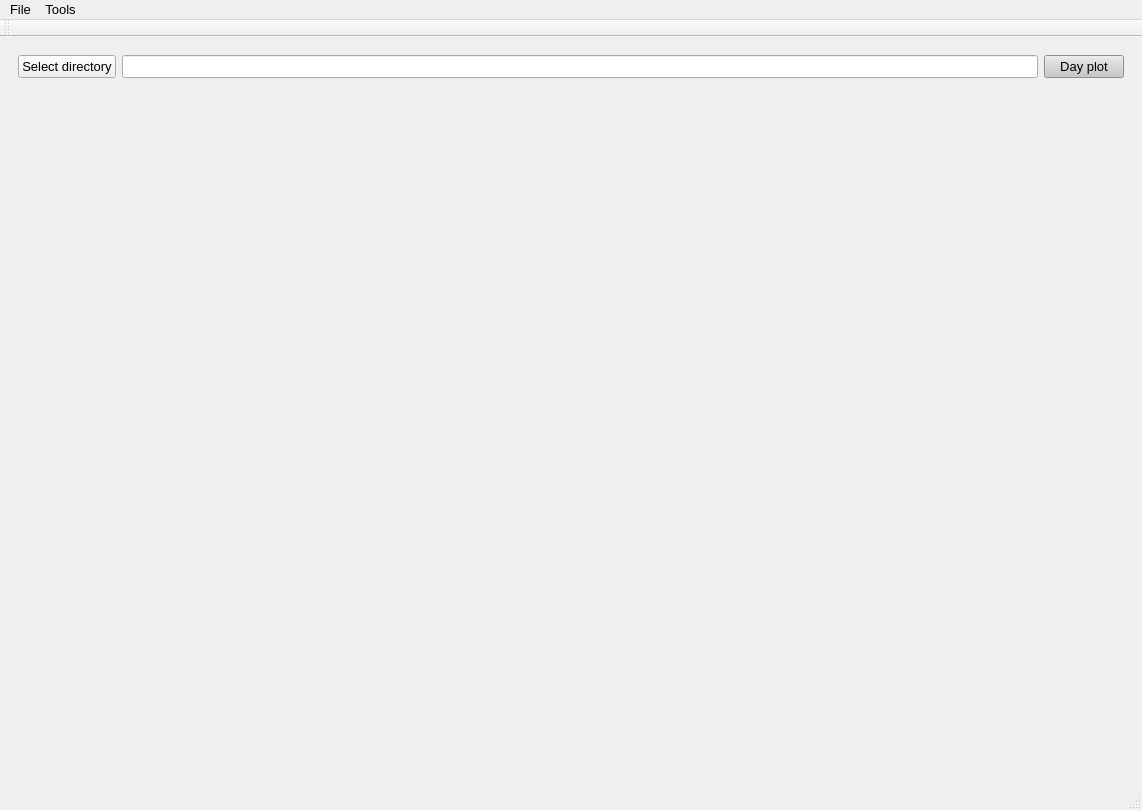
Above: isp/resources/designer_uis/TimeFrequencyFrame.ui from ProjectISP/ISP before the change. Below: the same form after it.
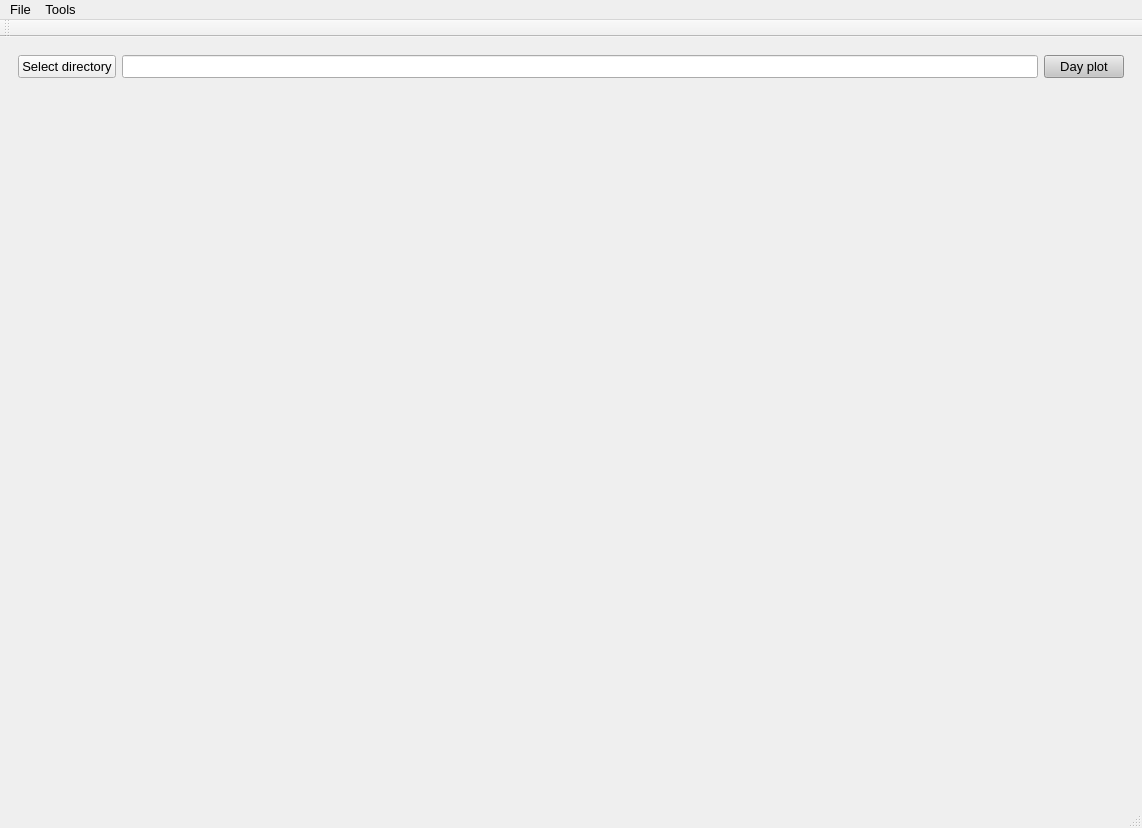
That is the form after the change. Icons and pictures are not drawn.

The edit to the form file:
```diff
--- a/isp/resources/designer_uis/TimeFrequencyFrame.ui
+++ b/isp/resources/designer_uis/TimeFrequencyFrame.ui
@@ -7,7 +7,7 @@
     <x>0</x>
     <y>0</y>
     <width>1142</width>
-    <height>810</height>
+    <height>828</height>
    </rect>
   </property>
   <property name="sizePolicy">
@@ -248,10 +248,16 @@
            <rect>
             <x>0</x>
             <y>0</y>
-            <width>1124</width>
-            <height>581</height>
+            <width>1118</width>
+            <height>590</height>
            </rect>
           </property>
+          <property name="sizePolicy">
+           <sizepolicy hsizetype="Preferred" vsizetype="Preferred">
+            <horstretch>0</horstretch>
+            <verstretch>0</verstretch>
+           </sizepolicy>
+          </property>
           <layout class="QVBoxLayout" name="verticalLayout_2">
            <property name="leftMargin">
             <number>0</number>
```
Left out of the diff: 2 changed lines with no effect on the pictures.
